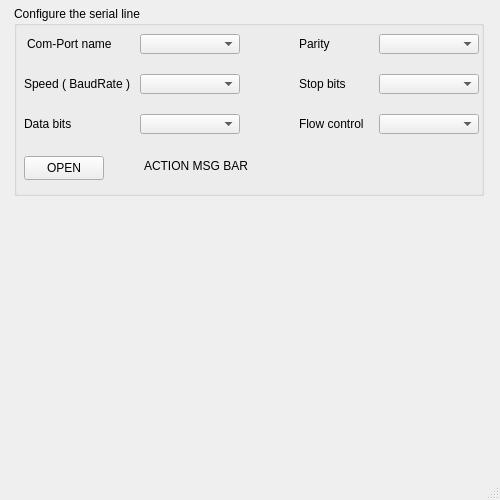
Above: mainwindow.ui from Aakash2201/Serial-Data-Collector before the change. Below: the same form after it.
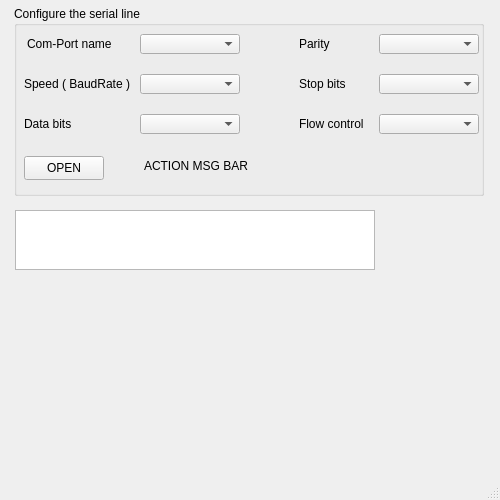
That is the form after the change.

Commit message: Updated Serial Data Collector to read data from serial port and display in UI

The edit to the form file:
```diff
--- a/mainwindow.ui
+++ b/mainwindow.ui
@@ -191,6 +191,16 @@
      </property>
     </widget>
    </widget>
+   <widget class="QTextEdit" name="Corr_Data_Display">
+    <property name="geometry">
+     <rect>
+      <x>15</x>
+      <y>210</y>
+      <width>360</width>
+      <height>60</height>
+     </rect>
+    </property>
+   </widget>
   </widget>
   <widget class="QMenuBar" name="menubar">
    <property name="geometry">
```
Left out of the diff: 2 changed lines with no effect on the pictures. The commit also changes 337 other files.
